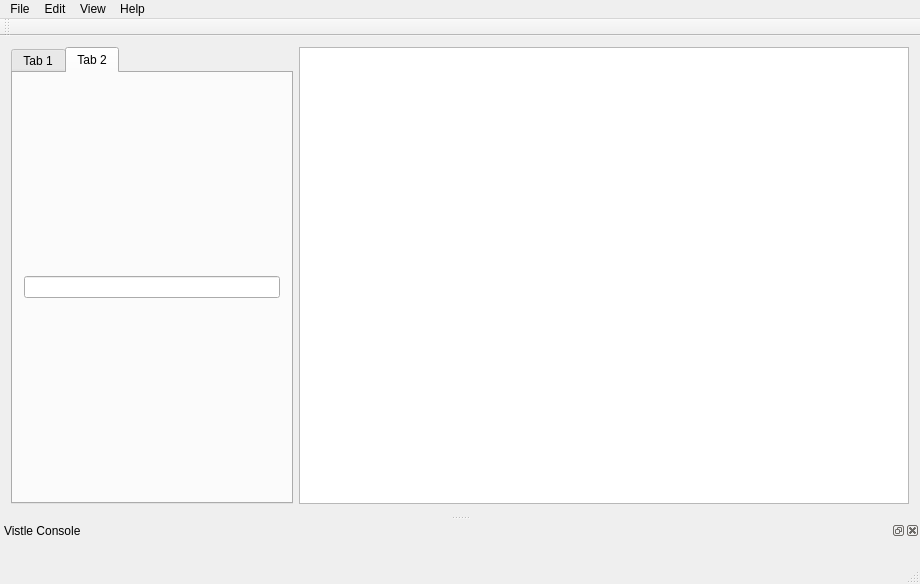
The window that vistle/gui/mainwindow.ui (vistle/vistle) describes before a commit, drawn with Qt 5.
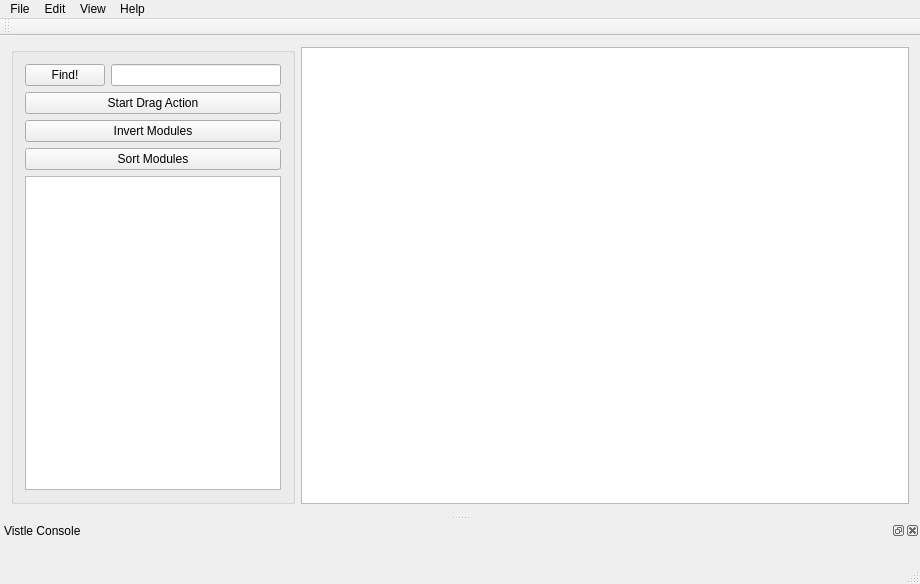
The same window after the commit. The open tabs and pages were chosen to show the change.

```diff
--- a/vistle/gui/mainwindow.ui
+++ b/vistle/gui/mainwindow.ui
@@ -28,20 +28,13 @@
   <widget class="QWidget" name="centralWidget">
    <layout class="QHBoxLayout" name="horizontalLayout_3">
     <item>
-     <widget class="QTabWidget" name="tabWidget">
+     <widget class="QGroupBox" name="groupBox">
       <property name="minimumSize">
        <size>
         <width>270</width>
         <height>0</height>
        </size>
       </property>
-      <property name="currentIndex">
-       <number>0</number>
-      </property>
-      <widget class="QWidget" name="tab">
-       <attribute name="title">
-        <string>Tab 1</string>
-       </attribute>
        <layout class="QVBoxLayout" name="verticalLayout">
         <item>
          <layout class="QHBoxLayout" name="horizontalLayout">
@@ -57,9 +50,6 @@
           </item>
          </layout>
         </item>
-        <item>
-         <widget class="QTextEdit" name="textEdit"/>
-        </item>
         <item>
          <widget class="QPushButton" name="dragButton">
           <property name="text">
@@ -93,17 +83,6 @@
         </item>
        </layout>
       </widget>
-      <widget class="QWidget" name="tab_2">
-       <attribute name="title">
-        <string>Tab 2</string>
-       </attribute>
-       <layout class="QVBoxLayout" name="verticalLayout_3">
-        <item>
-         <widget class="QLineEdit" name="module_name"/>
-        </item>
-       </layout>
-      </widget>
-     </widget>
     </item>
     <item>
      <widget class="QGraphicsView" name="drawArea">
@@ -188,15 +167,21 @@
     <bool>true</bool>
    </property>
    <property name="sizePolicy">
-    <sizepolicy hsizetype="Preferred" vsizetype="Ignored">
+    <sizepolicy hsizetype="Preferred" vsizetype="MinimumExpanding">
      <horstretch>0</horstretch>
      <verstretch>0</verstretch>
     </sizepolicy>
    </property>
+   <property name="minimumSize">
+    <size>
+     <width>78</width>
+     <height>25</height>
+    </size>
+   </property>
    <property name="maximumSize">
     <size>
      <width>524287</width>
-     <height>150</height>
+     <height>524287</height>
     </size>
    </property>
    <property name="windowTitle">
```
Lines whose indentation alone changed are shown as unchanged.
